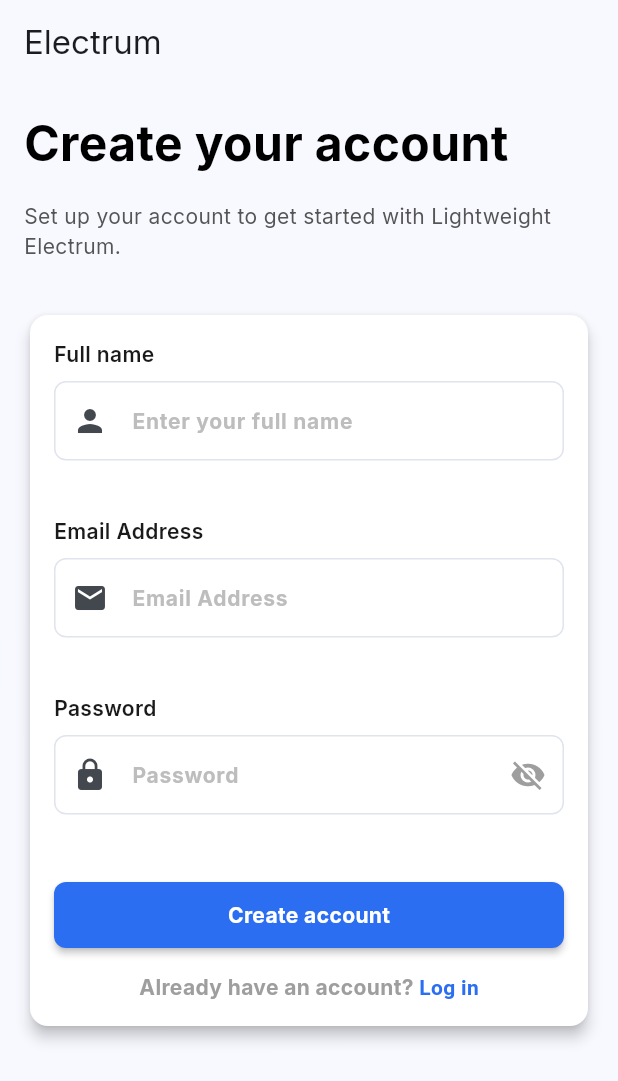
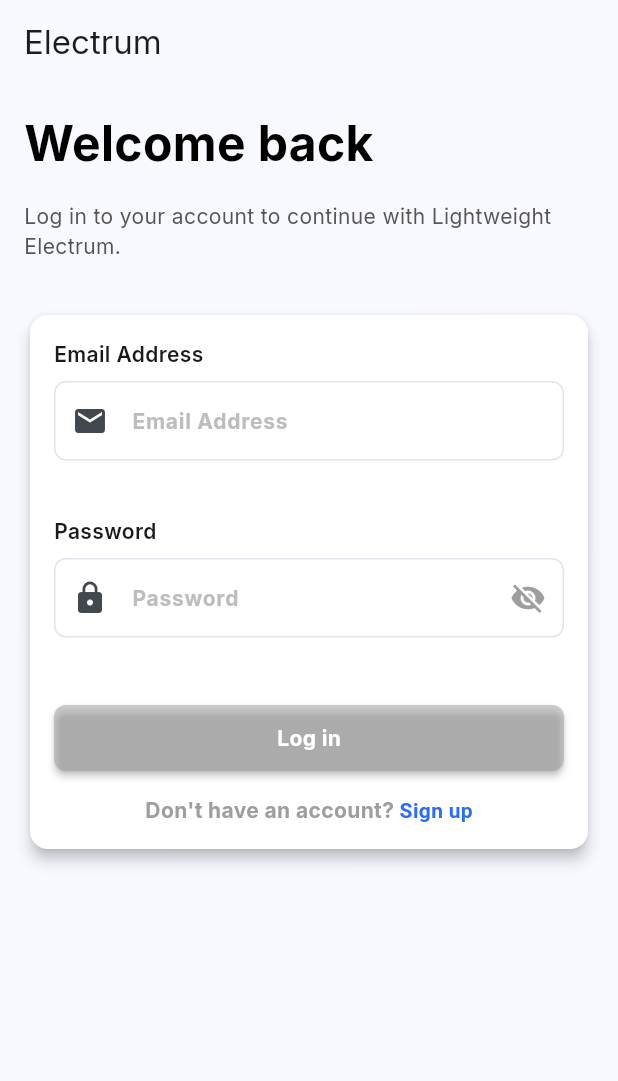
Before and after one commit to Jeff-Kidzie/light-electrum, a Flutter app: the screen it shows after launch, on a phone screen of 412 x 824 dp. Shown: the top 1081 px of the screen. Run offline on Flutter 3.47's test engine with Material 3 defaults, Android fonts, the phone set to English and light mode, and no system bars; our stand-ins replace bloc, flutter_bloc, go_router, google_fonts, lottie.

Commit message:
add login as entry point and move book form

```diff
--- /dev/null
+++ b/lib/feature/auth/bloc/login_event.dart
@@ -0,0 +1,20 @@
+abstract class LoginEvent {}
+
+class LoginButtonPressed extends LoginEvent {
+  final String email;
+  final String password;
+
+  LoginButtonPressed({required this.email, required this.password});
+}
+
+class LoginInputPassword extends LoginEvent {
+  final String password;
+
+  LoginInputPassword({required this.password});
+}
+
+class LoginInputEmail extends LoginEvent {
+  final String email;
+
+  LoginInputEmail({required this.email});
+}
--- /dev/null
+++ b/lib/feature/auth/bloc/login_state.dart
@@ -0,0 +1,33 @@
+abstract class LoginState {}
+
+class LoginInitial extends LoginState {}
+
+class LoginLoading extends LoginState {}
+
+class LoginSuccess extends LoginState {}
+
+class LoginErrorPassword extends LoginState {
+  final String message;
+  LoginErrorPassword({required this.message});
+}
+
+class LoginErrorEmail extends LoginState {
+  final String message;
+  LoginErrorEmail({required this.message});
+}
+
+class LoginValidState extends LoginState {
+  final bool isEmailValid;
+  final bool isPasswordValid;
+  final String? emailError;
+  final String? passwordError;
+
+  LoginValidState({
+    required this.isEmailValid,
+    required this.isPasswordValid,
+    this.emailError,
+    this.passwordError,
+  });
+
+  bool get isFormValid => isEmailValid && isPasswordValid;
+}
--- /dev/null
+++ b/lib/feature/auth/view/login_screen.dart
@@ -0,0 +1,139 @@
+import 'package:flutter/material.dart';
+import 'package:flutter_bloc/flutter_bloc.dart';
+import 'package:go_router/go_router.dart';
+import 'package:lightweight_electrum/feature/auth/bloc/login_bloc.dart';
+import 'package:lightweight_electrum/feature/auth/bloc/login_event.dart';
+import 'package:lightweight_electrum/feature/auth/bloc/login_state.dart';
+import 'package:lightweight_electrum/theme/app_text_styles.dart';
+import 'package:lightweight_electrum/widget/app_button.dart';
+import 'package:lightweight_electrum/widget/app_text_field.dart';
+
+class LoginScreen extends StatelessWidget {
+  const LoginScreen({super.key});
+
+  @override
+  Widget build(BuildContext context) {
+    return BlocProvider(
+      create: (context) => LoginBloc(LoginInitial()),
+      child: Scaffold(
+        appBar: AppBar(title: const Text('Electrum')),
+        body: Padding(
+          padding: const EdgeInsets.all(16.0),
+          child: Column(
+            mainAxisAlignment: MainAxisAlignment.start,
+            crossAxisAlignment: CrossAxisAlignment.start,
+            children: [
+              Text('Welcome back', style: AppTextStyles.heading1),
+              SizedBox(height: 16),
+              Text(
+                'Log in to your account to continue with Lightweight Electrum.',
+                style: AppTextStyles.bodyMedium,
+              ),
+              SizedBox(height: 32),
+              _buildCardAccount(context),
+            ],
+          ),
+        ),
+      ),
+    );
+  }
+
+  Widget _buildCardAccount(BuildContext context) {
+    return Card(
+      color: Colors.white,
+      child: Padding(
+        padding: const EdgeInsets.all(16.0),
+        child: BlocConsumer<LoginBloc, LoginState>(
+          listener: (context, state) {
+            if (state is LoginSuccess) {
+              // Navigate to home screen using go_router
+              context.go('/home');
+            }
+          },
+          builder: (context, state) {
+            // Extract error messages and form validity from state
+            String? emailError;
+            String? passwordError;
+            bool isFormValid = false;
+
+            if (state is LoginValidState) {
+              emailError = state.emailError;
+              passwordError = state.passwordError;
+              isFormValid = state.isFormValid;
+            }
+
+            return Column(
+              crossAxisAlignment: CrossAxisAlignment.start,
+              children: [
+                AppTextField(
+                  errorText: emailError,
+                  title: 'Email Address',
+                  hintText: 'Email Address',
+                  prefixIcon: Icon(Icons.email),
+                  onChanged: (value) {
+                    context.read<LoginBloc>().add(
+                      LoginInputEmail(email: value),
+                    );
+                  },
+                ),
+                SizedBox(height: 16),
+                AppTextField(
+                  errorText: passwordError,
+                  title: 'Password',
+                  hintText: 'Password',
+                  prefixIcon: Icon(Icons.lock),
+                  isPassword: true,
+                  onChanged: (value) {
+                    context.read<LoginBloc>().add(
+                      LoginInputPassword(password: value),
+                    );
+                  },
+                ),
+                SizedBox(height: 24),
+                AppButton(
+                  isLoading: state is LoginLoading,
+                  onPressed: isFormValid
+                      ? () {
+                          context.read<LoginBloc>().add(
+                            LoginButtonPressed(
+                              email: 'email',
+                              password: 'password',
+                            ),
+                          );
+                        }
+                      : null,
+                  label: 'Log in',
+                ),
+                SizedBox(height: 16),
+                Center(
+                  child: GestureDetector(
+                    onTap: () => context.push('/register'),
+                    child: Text.rich(
+                      TextSpan(
+                        text: 'Don\'t have an account? ',
+                        style: AppTextStyles.bodyMedium.copyWith(
+                          fontSize: 14,
+                          color: Colors.grey,
+                          fontWeight: FontWeight.bold,
+                        ),
+                        children: [
+                          TextSpan(
+                            text: 'Sign up',
+                            style: TextStyle(
+                              fontSize: 14,
+                              color: Theme.of(context).primaryColor,
+                            ),
+                          ),
+                        ],
+                      ),
+                    ),
+                  ),
+                ),
+              ],
+            );
+          },
+        ),
+      ),
+    );
+  }
+}
--- a/lib/feature/auth/view/register_screen.dart
+++ b/lib/feature/auth/view/register_screen.dart
@@ -50,17 +50,17 @@
           }
         },
         builder: (context, state) {
-          // Extract error messages from state
+          // Extract error messages and form validity from state
           String? usernameError;
           String? emailError;
           String? passwordError;
+          bool isFormValid = false;
 
-          if (state is RegisterErrorUsername) {
-            usernameError = state.message;
-          } else if (state is RegisterErrorEmail) {
-            emailError = state.message;
-          } else if (state is RegisterErrorPassword) {
-            passwordError = state.message;
+          if (state is RegisterValidState) {
+            usernameError = state.usernameError;
+            emailError = state.emailError;
+            passwordError = state.passwordError;
+            isFormValid = state.isFormValid;
           }
 
           return Column(
@@ -84,7 +84,9 @@
                 hintText: 'Email Address',
                 prefixIcon: Icon(Icons.email),
                 onChanged: (value) {
-                  context.read<RegisterBloc>().add(RegisterInputEmail(email: value));
+                  context.read<RegisterBloc>().add(
+                    RegisterInputEmail(email: value),
+                  );
                 },
               ),
               SizedBox(height: 16),
@@ -103,15 +105,22 @@
               SizedBox(height: 24),
               AppButton(
                 isLoading: state is RegisterLoading,
-                onPressed: () {
+                onPressed: isFormValid
+                    ? () {
                         context.read<RegisterBloc>().add(
-                    RegisterButtonPressed(username: 'email', password: 'password'),
+                          RegisterButtonPressed(
+                            username: 'email',
+                            password: 'password',
+                          ),
                         );
-                },
+                      }
+                    : null,
                 label: 'Create account',
               ),
               SizedBox(height: 16),
               Center(
+                child: GestureDetector(
+                  onTap: () => context.pop(),
                   child: Text.rich(
                     TextSpan(
                       text: 'Already have an account? ',
@@ -132,6 +141,7 @@
                     ),
                   ),
                 ),
+              ),
             ],
           );
         },
--- a/lib/router/app_router.dart
+++ b/lib/router/app_router.dart
@@ -1,19 +1,25 @@
 import 'package:flutter/material.dart';
 import 'package:go_router/go_router.dart';
+import 'package:lightweight_electrum/feature/auth/view/login_screen.dart';
 import 'package:lightweight_electrum/feature/auth/view/register_screen.dart';
-import 'package:lightweight_electrum/feature/home/view/bike_detail_screen.dart';
+import 'package:lightweight_electrum/feature/booking/view/bike_detail_screen.dart';
 import 'package:lightweight_electrum/feature/home/view/home_screen.dart';
 import 'package:lightweight_electrum/screen/book_form_screen.dart';
 import 'package:lightweight_electrum/screen/success_book_screen.dart';
 
 class AppRouter {
   static final GoRouter router = GoRouter(
-    initialLocation: '/register',
+    initialLocation: '/login',
     routes: [
       GoRoute(
         path: '/register',
         name: 'register',
         builder: (context, state) => RegisterScreen(),
+      ),
+      GoRoute(
+        path: '/login',
+        name: 'login',
+        builder: (context, state) => const LoginScreen(),
       ),
       GoRoute(
         path: '/home',
```
Also changed, not shown: lib/feature/auth/bloc/login_bloc.dart (added, +84 -0 lines), lib/feature/auth/bloc/register_bloc.dart (+68 -34 lines), lib/feature/auth/bloc/register_state.dart (+20 -0 lines), lib/feature/booking/view/bike_detail_screen.dart (renamed from lib/feature/home/view/bike_detail_screen.dart). Lines whose indentation alone changed are shown as unchanged.
